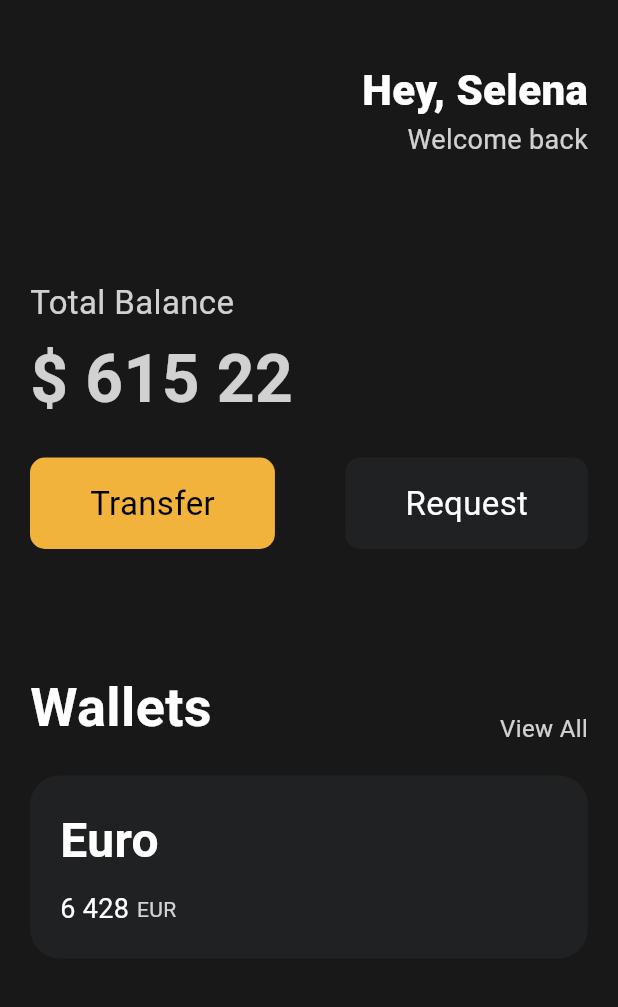
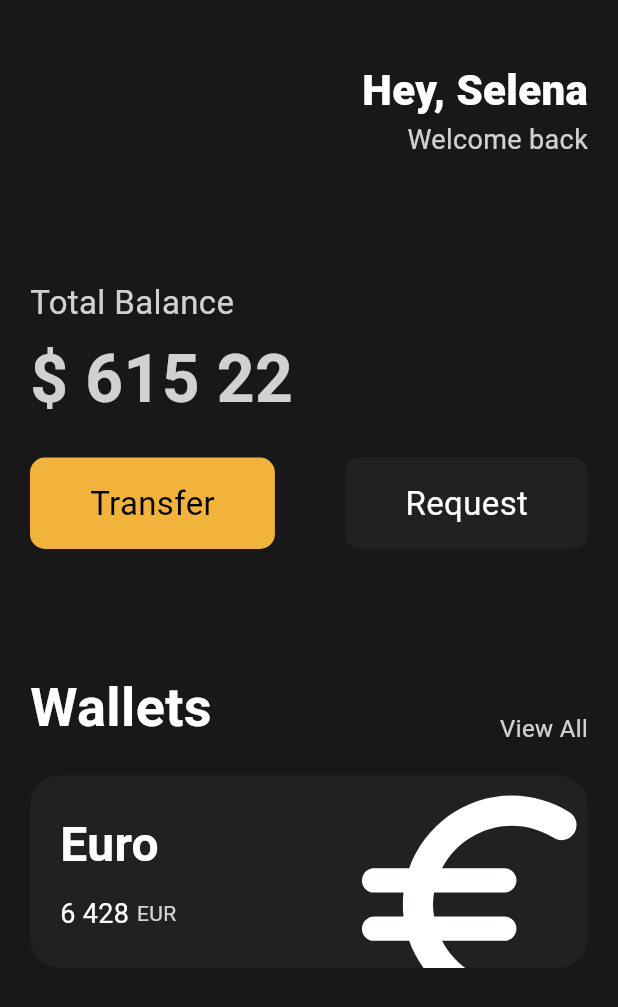
Before and after one commit to GangOn0215/study, a Flutter app: the screen it shows after launch, on a phone screen of 412 x 824 dp. Shown: the top 1007 px of the screen. Run offline on Flutter 3.47's test engine with Material 3 defaults, Android fonts, the phone set to English and light mode, and no system bars.

Commit message:
Flutter #3.7 Icons and Transforms

```diff
--- a/Mobile/Flutter/a02_ui_challenge/lib/main.dart
+++ b/Mobile/Flutter/a02_ui_challenge/lib/main.dart
@@ -118,6 +118,7 @@ class App extends StatelessWidget {
                 height: 20,
               ),
               Container(
+                clipBehavior: Clip.hardEdge,
                 decoration: BoxDecoration(
                   color: const Color(0XFF1F2123),
                   borderRadius: BorderRadius.circular(20),
@@ -125,6 +126,7 @@ class App extends StatelessWidget {
                 child: Padding(
                   padding: const EdgeInsets.all(20),
                   child: Row(
+                    mainAxisAlignment: MainAxisAlignment.spaceBetween,
                     children: [
                       Column(
                         crossAxisAlignment: CrossAxisAlignment.start,
@@ -161,7 +163,18 @@ class App extends StatelessWidget {
                             ],
                           )
                         ],
-                      )
+                      ),
+                      Transform.scale(
+                        scale: 2.2,
+                        child: Transform.translate(
+                          offset: const Offset(-5, 10),
+                          child: const Icon(
+                            Icons.euro_rounded,
+                            color: Colors.white,
+                            size: 88,
+                          ),
+                        ),
+                      ),
                     ],
                   ),
                 ),
```
